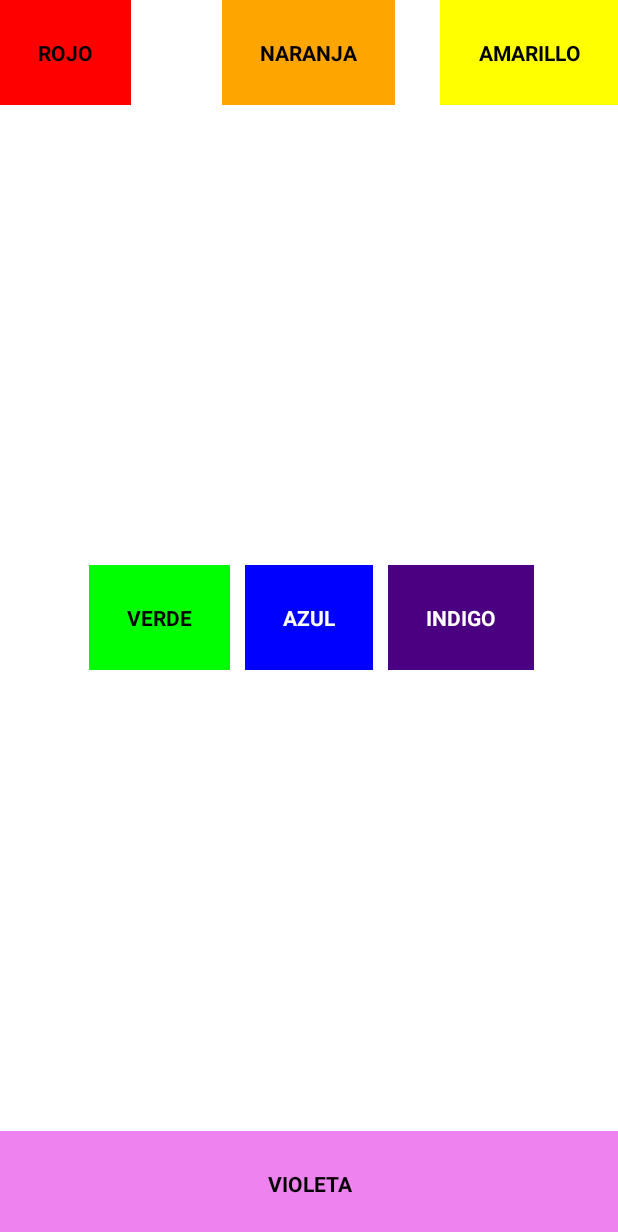
After one commit to arrietajohn/App14RelativeLayoutRemote, an Android app: the layout relativelayout3.xml on its own in the app's theme, with its tools: preview values and no code run, on a phone screen of 412 x 824 dp. The commit adds this screen. Shown: the top 1232 px of the screen. Run offline under Robolectric (Android 15) with nearby library versions, the phone set to English and light mode, and no system bars.

Commit message:
Ejemplo en clase de MisionTic sobre el uso de RelativeLayout [EJEMPLO 3]

```diff
--- a/app/src/main/java/co/gov/mintic/misiontic/MainActivity.kt
+++ b/app/src/main/java/co/gov/mintic/misiontic/MainActivity.kt
@@ -6,6 +6,6 @@ import android.os.Bundle
 class MainActivity : AppCompatActivity() {
     override fun onCreate(savedInstanceState: Bundle?) {
         super.onCreate(savedInstanceState)
-        setContentView(R.layout.relativelayout2)
+        setContentView(R.layout.relativelayout3)
     }
 }
--- /dev/null
+++ b/app/src/main/res/layout/relativelayout3.xml
@@ -0,0 +1,98 @@
+<?xml version="1.0" encoding="utf-8"?>
+<RelativeLayout
+    xmlns:android="http://schemas.android.com/apk/res/android"
+    xmlns:tools="http://schemas.android.com/tools"
+    android:layout_width="fill_parent"
+    android:layout_height="fill_parent"
+    tools:context=".MainActivity">
+
+
+    <TextView
+        android:id="@+id/txt_rojo"
+        android:layout_width="wrap_content"
+        android:layout_height="wrap_content"
+        android:background="#f00"
+        android:gravity="center"
+        android:padding="25dp"
+        android:text="ROJO"
+        android:textColor="#000"
+        android:textStyle="bold"></TextView>
+
+    <TextView
+        android:id="@+id/txt_naranja"
+        android:layout_width="wrap_content"
+        android:layout_height="wrap_content"
+        android:layout_centerHorizontal="true"
+        android:background="#ffa500"
+        android:gravity="center"
+        android:padding="25dp"
+        android:text="NARANJA"
+        android:textColor="#000"
+        android:textStyle="bold"></TextView>
+
+    <TextView
+        android:id="@+id/txt_amarillo"
+        android:layout_width="wrap_content"
+        android:layout_height="wrap_content"
+        android:layout_alignParentRight="true"
+        android:background="#ffff00"
+        android:gravity="center"
+        android:padding="25dp"
+        android:text="AMARILLO"
+        android:textColor="#000"
+        android:textStyle="bold"></TextView>
+
+    <TextView
+        android:id="@+id/txt_verde"
+        android:layout_width="wrap_content"
+        android:layout_height="wrap_content"
+        android:layout_centerVertical="true"
+        android:layout_toLeftOf="@+id/txt_azul"
+        android:background="#0f0"
+        android:gravity="center"
+        android:padding="25dp"
+        android:text="VERDE"
+        android:textColor="#000"
+        android:textStyle="bold"></TextView>
+
+    <TextView
+        android:id="@+id/txt_azul"
+        android:layout_width="wrap_content"
+        android:layout_height="wrap_content"
+        android:layout_centerInParent="true"
+        android:layout_marginStart="10dp"
+        android:layout_marginTop="10dp"
+        android:layout_marginEnd="10dp"
+        android:layout_marginBottom="10dp"
+        android:background="#00f"
+        android:gravity="center"
+        android:padding="25dp"
+        android:text="AZUL"
+        android:textColor="#fff"
+        android:textStyle="bold"></TextView>
+
+    <TextView
+        android:id="@+id/txt_indigo"
+        android:layout_width="wrap_content"
+        android:layout_height="wrap_content"
+        android:layout_centerVertical="true"
+        android:layout_toRightOf="@+id/txt_azul"
+        android:background="#4b0082"
+        android:gravity="center"
+        android:padding="25dp"
+        android:text="INDIGO"
+        android:textColor="#fff"
+        android:textStyle="bold"></TextView>
+
+    <TextView
+        android:id="@+id/txt_violeta"
+        android:layout_width="fill_parent"
+        android:layout_height="wrap_content"
+        android:layout_alignParentBottom="true"
+        android:background="#ee82ee"
+        android:gravity="center"
+        android:padding="25dp"
+        android:text="VIOLETA"
+        android:textColor="#000"
+        android:textStyle="bold"></TextView>
+</RelativeLayout>
```
